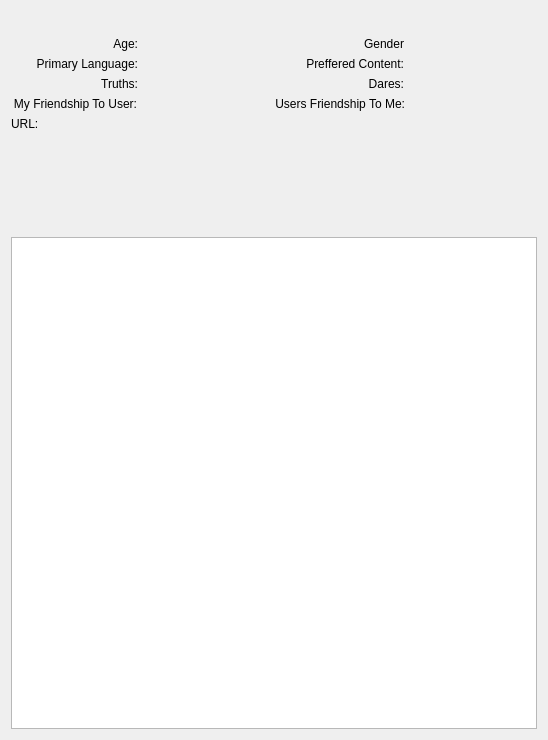
Above: nolimitgui/CommonSrc/Forms/AppletAboutUser.ui from nolimitconnect/NoLimitConnect before the change. Below: the same form after it.
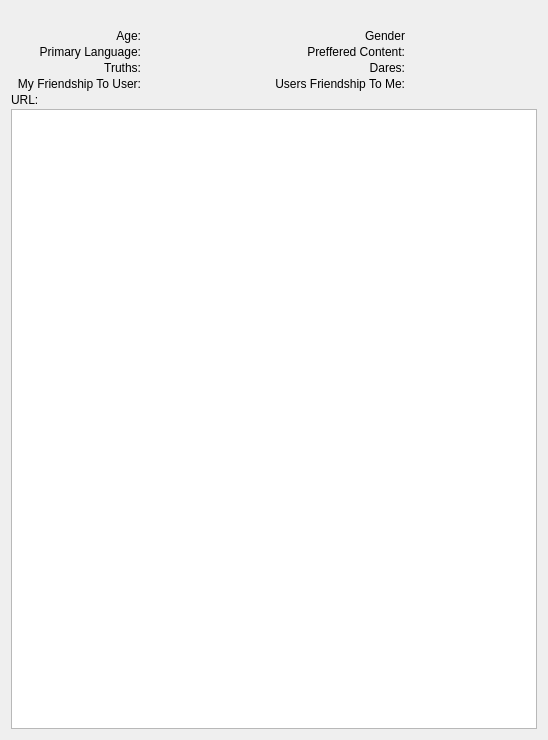
That is the form after the change. Custom widgets are drawn as their Qt base class.

```diff
--- a/nolimitgui/CommonSrc/Forms/AppletAboutUser.ui
+++ b/nolimitgui/CommonSrc/Forms/AppletAboutUser.ui
@@ -35,6 +35,9 @@
    <bool>true</bool>
   </property>
   <layout class="QVBoxLayout" name="verticalLayout">
+   <property name="spacing">
+    <number>2</number>
+   </property>
    <item>
     <widget class="IdentOfferWidget" name="m_IdentWidget" native="true">
      <property name="sizePolicy">
@@ -339,41 +342,6 @@
      </item>
     </layout>
    </item>
-   <item>
-    <widget class="QLabel" name="labelMeLine1">
-     <property name="text">
-      <string/>
-     </property>
-    </widget>
-   </item>
-   <item>
-    <widget class="QLabel" name="labelMeLine2">
-     <property name="text">
-      <string/>
-     </property>
-    </widget>
-   </item>
-   <item>
-    <widget class="QLabel" name="labelMeLine3">
-     <property name="text">
-      <string/>
-     </property>
-    </widget>
-   </item>
-   <item>
-    <widget class="QLabel" name="labelMeLine4">
-     <property name="text">
-      <string/>
-     </property>
-    </widget>
-   </item>
-   <item>
-    <widget class="QLabel" name="labelMeLine5">
-     <property name="text">
-      <string/>
-     </property>
-    </widget>
-   </item>
    <item>
     <widget class="QPlainTextEdit" name="m_InfoPlainTextEdit"/>
    </item>
```
